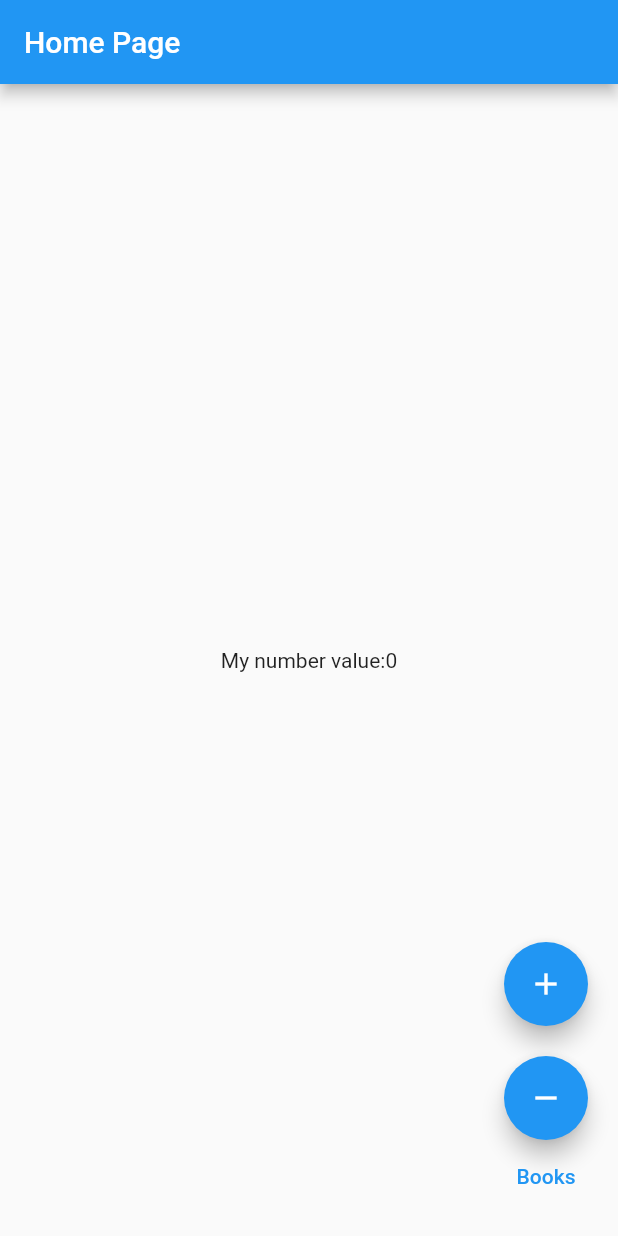
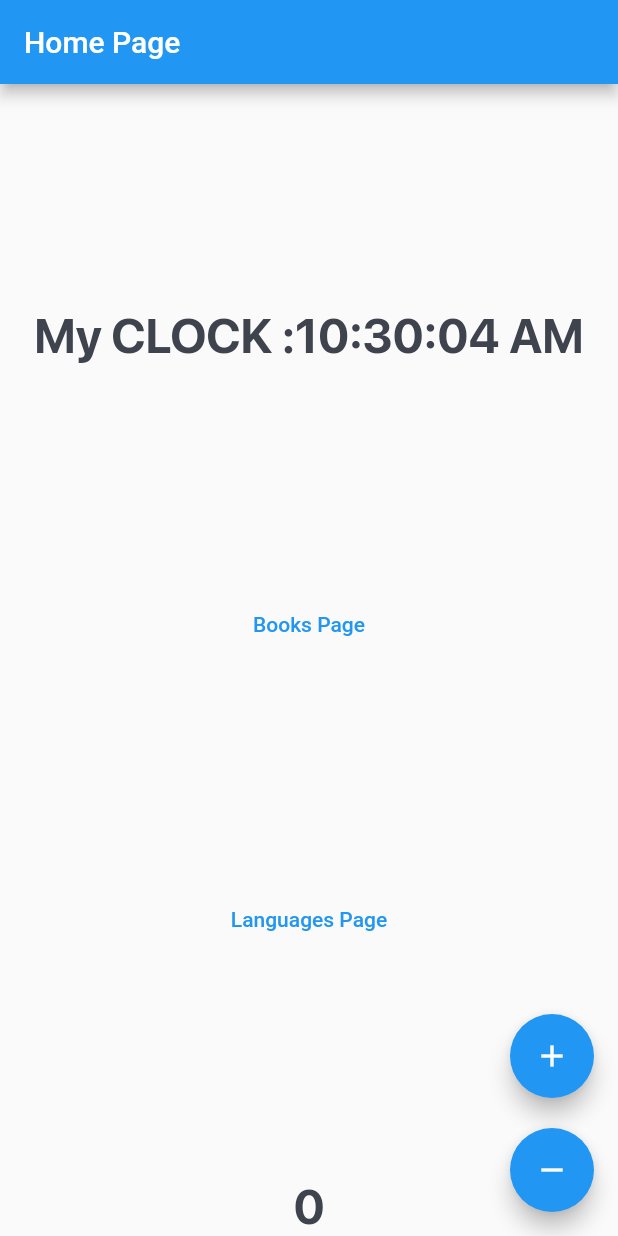
Before and after one commit to Abdusamad98/default_project, a Flutter app: the screen it shows after launch, on a phone screen of 412 x 824 dp. Run offline on Flutter 3.47's test engine with Material 2 defaults, Android fonts, the phone set to English and light mode, and no system bars; our stand-ins replace bloc, connectivity_plus, dio, easy_localization, equatable, flutter_bloc and 6 more; project files that could hold a hidden picture were left out.

Commit message:
add: new changes

```diff
--- a/lib/cubits/helper/helpers_state.dart
+++ b/lib/cubits/helper/helpers_state.dart
@@ -4,3 +4,33 @@ part of 'helpers_cubit.dart';
 abstract class HelpersState {}
 
 class HelpersInitial extends HelpersState {}
+
+//--------------------Languages-------------------
+class GetLanguagesInProgress extends HelpersState {}
+
+class GetLanguagesInSuccess extends HelpersState {
+  GetLanguagesInSuccess({required this.languages});
+
+  final List<HelperModel> languages;
+}
+
+class GetLanguagesInFailure extends HelpersState {
+  GetLanguagesInFailure({required this.errorText});
+
+  final String errorText;
+}
+
+//--------------------Genres-------------------
+class GetGenresInProgress extends HelpersState {}
+
+class GetGenresInSuccess extends HelpersState {
+  GetGenresInSuccess({required this.genres});
+
+  final List<HelperModel> genres;
+}
+
+class GetGenresInFailure extends HelpersState {
+  GetGenresInFailure({required this.errorText});
+
+  final String errorText;
+}
--- a/lib/data/services/api_client.dart
+++ b/lib/data/services/api_client.dart
@@ -29,7 +29,7 @@ class ApiClient {
             case DioErrorType.response:
               switch (error.response?.statusCode) {
                 case 400:
-                  throw BadRequestException(error.response?.data['message']);
+                  throw BadRequestException(error.requestOptions);
                 case 401:
                   throw UnauthorizedException(error.requestOptions);
                 case 404:
--- a/lib/main.dart
+++ b/lib/main.dart
@@ -64,6 +64,9 @@ class MyApp extends StatelessWidget {
 
   @override
   Widget build(BuildContext context) {
+
+
+
     return MaterialApp(
         builder: (context, child) {
           return StreamBuilder(
@@ -77,7 +80,8 @@ class MyApp extends StatelessWidget {
                     textScaleFactor: 1.0, alwaysUse24HourFormat: true),
                 child: child!,
               );
-              });
+            },
+          );
         },
         debugShowCheckedModeBanner: false,
         theme: ThemeData(
--- a/lib/ui/books/books_page.dart
+++ b/lib/ui/books/books_page.dart
@@ -62,18 +62,19 @@ class _BooksPageState extends State<BooksPage> {
             onPressed: () => context.read<BooksCubit>().getAllBooks(),
             child: const Icon(Icons.download),
           ),
+          const SizedBox(height: 20),
           FloatingActionButton(
             heroTag: "qwer",
             onPressed: () {
               BookModel bookModel = BookModel(
                 id: -1,
-                title: "Shum bola",
+                title: "Sho'x bola",
                 genre: 4,
                 isbn: "",
                 language: 0,
                 numberOfPages: 200,
                 price: 30000,
-                publisherId: 3,
+                publisherId: 5,
                 publishYear: 2022,
               );
               context.read<BooksCubit>().addBook(bookModel);
--- a/lib/ui/home/home_page.dart
+++ b/lib/ui/home/home_page.dart
@@ -1,5 +1,8 @@
 import 'package:default_project/cubits/counter/counter_cubit.dart';
+import 'package:default_project/cubits/helper/helpers_cubit.dart';
 import 'package:default_project/utils/constants.dart';
+import 'package:default_project/utils/style.dart';
+import 'package:easy_localization/easy_localization.dart';
 import 'package:flutter/material.dart';
 import 'package:flutter_bloc/flutter_bloc.dart';
 
@@ -13,16 +16,57 @@ class HomePage extends StatefulWidget {
 class _HomePageState extends State<HomePage> {
   @override
   Widget build(BuildContext context) {
+    Stream<DateTime> myStream() async* {
+      while (true) {
+        await Future.delayed(const Duration(seconds: 1));
+        yield DateTime.now();
+      }
+    }
+
     return Scaffold(
       appBar: AppBar(
         title: const Text("Home Page"),
       ),
-      body: BlocBuilder<CounterCubit, int>(
-        builder: (context, state) {
-          return Center(
-            child: Text("My number value:$state"),
-          );
-        },
+      body: Column(
+        mainAxisAlignment: MainAxisAlignment.spaceBetween,
+        children: [
+          const SizedBox(width: double.infinity),
+          StreamBuilder<DateTime>(
+            stream: myStream(),
+            builder: (context, AsyncSnapshot<DateTime> data) {
+              if (data.hasData) {
+                var t = data.data!;
+                return Text(
+                  "My CLOCK :${DateFormat.jms().format(t)}",
+                  style: MyTextStyle.sfProBold.copyWith(fontSize: 32),
+                );
+              } else {
+                return const CircularProgressIndicator();
+              }
+            },
+          ),
+          TextButton(
+            onPressed: () {
+              Navigator.pushNamed(context, booksPage);
+            },
+            child: const Text("Books Page"),
+          ),
+          TextButton(
+            onPressed: () {
+              BlocProvider.of<HelpersCubit>(context).getLanguages();
+              Navigator.pushNamed(context, languagesPage);
+            },
+            child: const Text("Languages Page"),
+          ),
+          BlocBuilder<CounterCubit, int>(
+            builder: (context, state) {
+              return Text(
+                state.toString(),
+                style: MyTextStyle.sfProBold.copyWith(fontSize: 32),
+              );
+            },
+          ),
+        ],
       ),
       floatingActionButton: Column(
         mainAxisAlignment: MainAxisAlignment.end,
@@ -38,11 +82,6 @@ class _HomePageState extends State<HomePage> {
             onPressed: () => context.read<CounterCubit>().decrement(),
             child: const Icon(Icons.remove),
           ),
-          TextButton(
-              onPressed: () {
-                Navigator.pushNamed(context, booksPage);
-              },
-              child: Text("Books"))
         ],
       ),
     );
--- a/lib/ui/router.dart
+++ b/lib/ui/router.dart
@@ -1,5 +1,6 @@
 import 'package:default_project/ui/books/books_page.dart';
 import 'package:default_project/ui/home/home_page.dart';
+import 'package:default_project/ui/langugaes/languages_pages.dart';
 import 'package:default_project/ui/splash/splash_page.dart';
 import 'package:default_project/utils/constants.dart';
 import 'package:flutter/material.dart';
@@ -13,6 +14,8 @@ class MyRouter {
         return MaterialPageRoute(builder: (_) => HomePage());
       case booksPage:
         return MaterialPageRoute(builder: (_) => BooksPage());
+      case languagesPage:
+        return MaterialPageRoute(builder: (_) => LanguagesPage());
       default:
         return MaterialPageRoute(
           builder: (_) => Scaffold(
--- a/lib/utils/constants.dart
+++ b/lib/utils/constants.dart
@@ -1,7 +1,5 @@
 const String splashPage = '/';
 const String homePage = '/home_page';
 const String booksPage = '/books_page';
-
-
-
+const String languagesPage = '/languages_page';
 const String BASE_URL = 'https://book-store-aspnet.herokuapp.com';
```
Also changed, not shown: lib/cubits/book/books_cubit.dart (+7 -5 lines), lib/cubits/helper/helpers_cubit.dart (+19 -0 lines), lib/ui/langugaes/languages_pages.dart (added, +38 -0 lines). Lines whose indentation alone changed are shown as unchanged.
